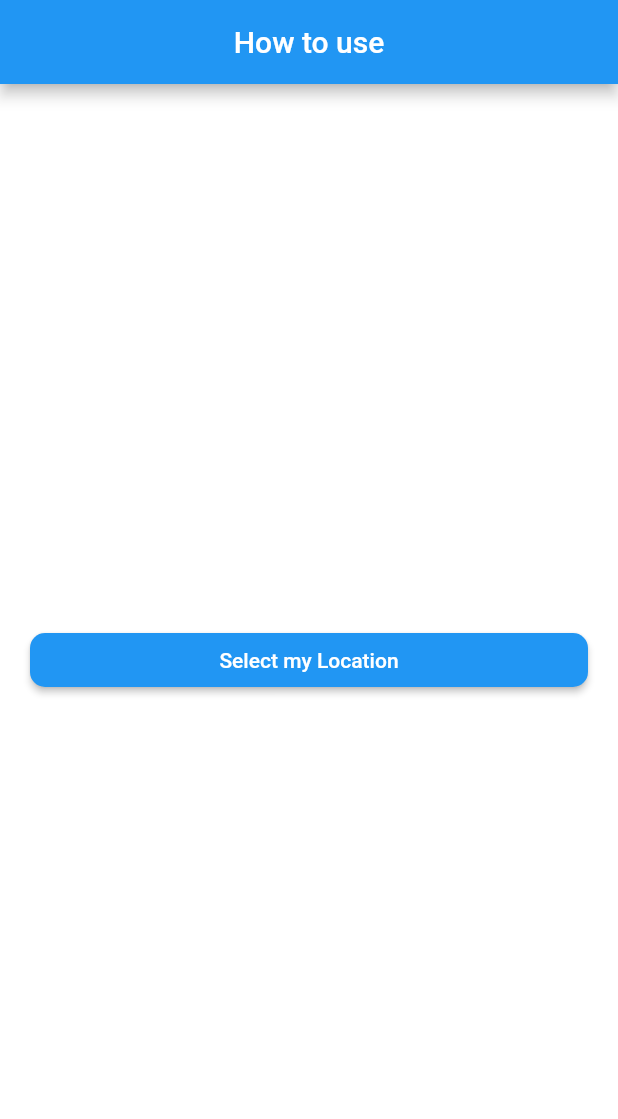
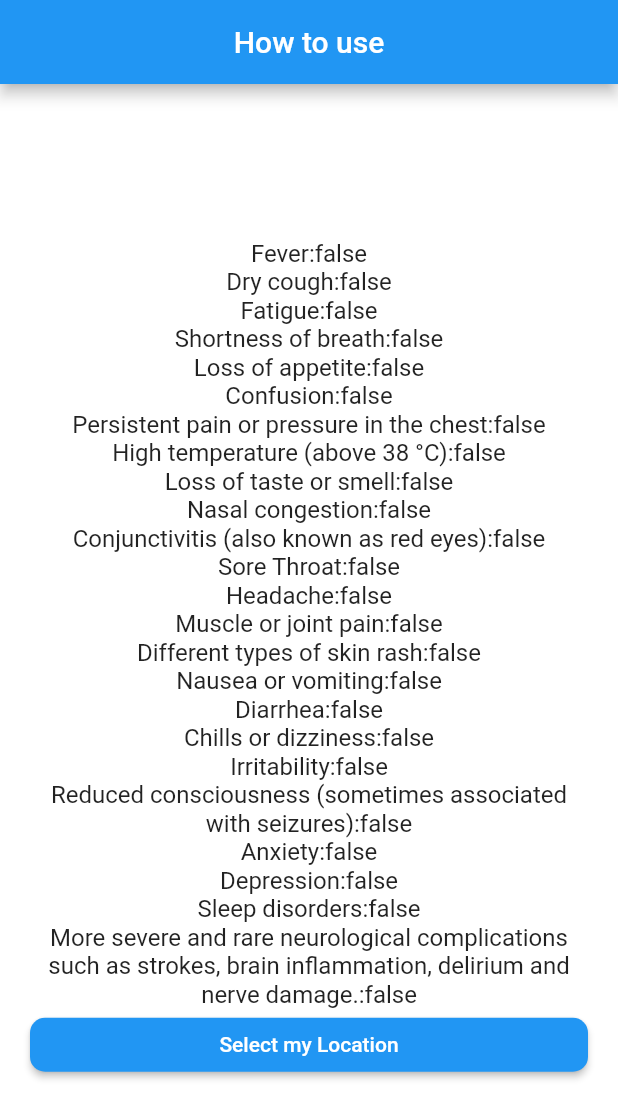
Before and after one commit to emilyso-99/biohacks_2021, a Flutter app: the MyHomePage screen opened directly, after a tap on "Next", on a phone screen of 412 x 824 dp. Shown: the top 1119 px of the screen. Run offline on Flutter 3.47's test engine with Material 2 defaults, Android fonts, the phone set to English and light mode, and no system bars; missing offline and left inert: nominatim_location_picker.

Commit message:
adding processing of answers

```diff
--- a/biohacks_2021/lib/location.dart
+++ b/biohacks_2021/lib/location.dart
@@ -1,32 +1,47 @@
 import 'package:biohacks_2021/main.dart';
 import 'package:flutter/material.dart';
+import 'package:flutter/rendering.dart';
 import 'package:nominatim_location_picker/nominatim_location_picker.dart';
 //import 'package:flutter_map/flutter_map.dart';
 
 class Locator extends StatelessWidget {
+  Map values;
+  Locator(Map<String, bool> values) {
+    this.values = values;
+  }
+
   @override
   Widget build(BuildContext context) {
     return MaterialApp(
       theme: ThemeData(
           primarySwatch: Colors.blue, primaryColorBrightness: Brightness.dark),
-      home: MyHomePage(title: 'Example of usage'),
+      home: LocatorPage(this.values, title: 'Example of usage'),
     );
   }
 }
 
-class MyHomePage extends StatefulWidget {
-  MyHomePage({Key key, this.title}) : super(key: key);
+class LocatorPage extends StatefulWidget {
+  Map values;
+  LocatorPage(Map value, {Key key, this.title}) : super(key: key) {
+    // super(key: key);
+    this.values = value;
+  }
 
   final String title;
 
   @override
-  _MyHomePageState createState() => _MyHomePageState();
+  _LocatorStatePage createState() => _LocatorStatePage(this.values);
 }
 
-class _MyHomePageState extends State<MyHomePage> {
+class _LocatorStatePage extends State<LocatorPage> {
   Map _pickedLocation;
   var _pickedLocationText;
-
+  Map values;
+  String cases = "3598343";
+  String death = "55629";
+  _LocatorStatePage(Map values) {
+    this.values = values;
+  }
   Future getLocationWithNominatim() async {
     Map result = await showDialog(
         context: context,
@@ -101,6 +116,15 @@ class _MyHomePageState extends State<MyHomePage> {
     );
   }
 
+  List<Widget> MakeList() {
+    List<Widget> texts = [];
+    for (var i in this.values.keys) {
+      texts.add(Text("$i:${this.values[i].toString()}",
+          textAlign: TextAlign.left, style: TextStyle(fontSize: 14)));
+    }
+    return texts;
+  }
+
   Widget body(BuildContext context) {
     return Column(
       mainAxisAlignment: MainAxisAlignment.center,
@@ -121,6 +145,16 @@ class _MyHomePageState extends State<MyHomePage> {
                       style: TextStyle(fontSize: 20),
                       textAlign: TextAlign.center,
                     ),
+                    Text(
+                      "The current case count in your state is $cases and there have been $death total deaths.",
+                      style: TextStyle(fontSize: 20),
+                      textAlign: TextAlign.center,
+                    ),
+                    Text(
+                      "Therefore, further questions will be asked to preserve medical resources",
+                      style: TextStyle(fontSize: 20),
+                      textAlign: TextAlign.center,
+                    ),
                     ElevatedButton(
                         onPressed: () {
                           Navigator.push(
@@ -132,8 +166,17 @@ class _MyHomePageState extends State<MyHomePage> {
                         child: Text("Next"))
                   ],
                 ))
-              : nominatimButton(Colors.blue, 'Select my Location'),
-        ),
+              : SingleChildScrollView(
+                  child: Column(children: [
+                  for (var i in this.values.keys)
+                    new Text(
+                      "$i:${this.values[i].toString()}",
+                      style: TextStyle(fontSize: 16),
+                      textAlign: TextAlign.center,
+                    ),
+                  nominatimButton(Colors.blue, 'Select my Location'),
+                ])),
+        )
       ],
     );
   }
--- a/biohacks_2021/lib/main.dart
+++ b/biohacks_2021/lib/main.dart
@@ -95,6 +95,7 @@ class MyHomePage extends StatefulWidget {
 
 class _MyHomePageState extends State<MyHomePage> {
   // int _counter = 0;
+  DateTime now = new DateTime.now();
 
   void _incrementCounter() {
     setState(() {
@@ -146,6 +147,11 @@ class _MyHomePageState extends State<MyHomePage> {
           title: Text(widget.title),
         ),
         body: Column(children: [
+          Text(
+            "The date is $now",
+            style: TextStyle(fontSize: 24),
+            textAlign: TextAlign.center,
+          ),
           Expanded(
               child: ListView(
             children: values.keys.map((String key) {
@@ -162,8 +168,10 @@ class _MyHomePageState extends State<MyHomePage> {
           )),
           ElevatedButton(
               onPressed: () {
-                Navigator.push(context,
-                    MaterialPageRoute(builder: (context) => new Locator()));
+                Navigator.push(
+                    context,
+                    MaterialPageRoute(
+                        builder: (context) => new Locator(this.values)));
               },
               child: Text("Next"))
         ]));
--- a/biohacks_2021/pubspec.yaml
+++ b/biohacks_2021/pubspec.yaml
@@ -24,7 +24,7 @@ dependencies:
   flutter:
     sdk: flutter
   nominatim_location_picker: ^0.1.0+7
-
+  http: ^0.12.0
   # The following adds the Cupertino Icons font to your application.
   # Use with the CupertinoIcons class for iOS style icons.
   cupertino_icons: ^1.0.2
```
Also changed, not shown: biohacks_2021/pubspec.lock.
